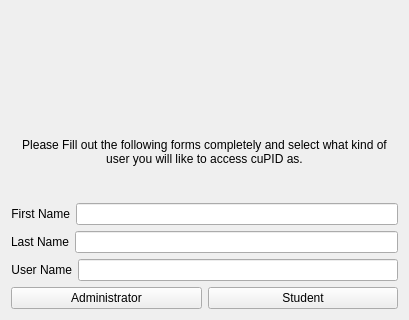
The window that UserAuthentication/signupform.ui (zcharli/carleton-student-project-partner-finder) describes before a commit, drawn with Qt 5.
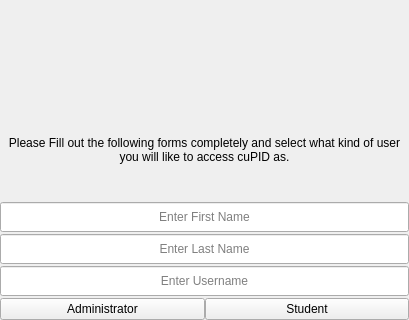
The same window after the commit. Icons and pictures are not drawn.

The edit to the form file:
```diff
--- a/UserAuthentication/signupform.ui
+++ b/UserAuthentication/signupform.ui
@@ -14,11 +14,32 @@
    <string>Signup</string>
   </property>
   <layout class="QGridLayout" name="gridLayout">
+   <property name="leftMargin">
+    <number>0</number>
+   </property>
+   <property name="topMargin">
+    <number>0</number>
+   </property>
+   <property name="rightMargin">
+    <number>0</number>
+   </property>
+   <property name="bottomMargin">
+    <number>0</number>
+   </property>
+   <property name="spacing">
+    <number>0</number>
+   </property>
    <item row="0" column="0">
     <layout class="QVBoxLayout" name="verticalLayout">
+     <property name="spacing">
+      <number>2</number>
+     </property>
      <property name="sizeConstraint">
       <enum>QLayout::SetFixedSize</enum>
      </property>
+     <property name="bottomMargin">
+      <number>0</number>
+     </property>
      <item>
       <widget class="QLabel" name="lblheader">
        <property name="font">
@@ -65,112 +86,58 @@
       </widget>
      </item>
      <item>
-      <layout class="QHBoxLayout" name="horizontalLayout_2">
-       <item>
-        <widget class="QLabel" name="label">
-         <property name="sizePolicy">
-          <sizepolicy hsizetype="Maximum" vsizetype="Preferred">
-           <horstretch>0</horstretch>
-           <verstretch>0</verstretch>
-          </sizepolicy>
-         </property>
+      <widget class="QLineEdit" name="txtFirstName">
          <property name="minimumSize">
           <size>
            <width>0</width>
-           <height>0</height>
-          </size>
-         </property>
-         <property name="maximumSize">
-          <size>
-           <width>80</width>
-           <height>16777215</height>
-          </size>
-         </property>
-         <property name="text">
-          <string>First Name</string>
-         </property>
+         <height>30</height>
+        </size>
+       </property>
          <property name="alignment">
-          <set>Qt::AlignRight|Qt::AlignTrailing|Qt::AlignVCenter</set>
-         </property>
+        <set>Qt::AlignCenter</set>
+       </property>
+       <property name="placeholderText">
+        <string>Enter First Name</string>
+       </property>
         </widget>
        </item>
        <item>
-        <widget class="QLineEdit" name="txtFirstName"/>
-       </item>
-      </layout>
-     </item>
-     <item>
-      <layout class="QHBoxLayout" name="horizontalLayout_3">
-       <item>
-        <widget class="QLabel" name="label_2">
-         <property name="sizePolicy">
-          <sizepolicy hsizetype="Maximum" vsizetype="Preferred">
-           <horstretch>0</horstretch>
-           <verstretch>0</verstretch>
-          </sizepolicy>
-         </property>
+      <widget class="QLineEdit" name="txtLastName">
          <property name="minimumSize">
           <size>
            <width>0</width>
-           <height>0</height>
-          </size>
-         </property>
-         <property name="maximumSize">
-          <size>
-           <width>80</width>
-           <height>16777215</height>
-          </size>
-         </property>
-         <property name="text">
-          <string>Last Name</string>
-         </property>
+         <height>30</height>
+        </size>
+       </property>
          <property name="alignment">
-          <set>Qt::AlignRight|Qt::AlignTrailing|Qt::AlignVCenter</set>
-         </property>
+        <set>Qt::AlignCenter</set>
+       </property>
+       <property name="placeholderText">
+        <string>Enter Last Name</string>
+       </property>
         </widget>
        </item>
        <item>
-        <widget class="QLineEdit" name="txtLastName"/>
-       </item>
-      </layout>
-     </item>
-     <item>
-      <layout class="QHBoxLayout" name="horizontalLayout_5">
-       <item>
-        <widget class="QLabel" name="label_3">
-         <property name="sizePolicy">
-          <sizepolicy hsizetype="Maximum" vsizetype="Preferred">
-           <horstretch>0</horstretch>
-           <verstretch>0</verstretch>
-          </sizepolicy>
-         </property>
+      <widget class="QLineEdit" name="txtUsername">
          <property name="minimumSize">
           <size>
            <width>0</width>
-           <height>0</height>
-          </size>
-         </property>
-         <property name="maximumSize">
-          <size>
-           <width>80</width>
-           <height>16777215</height>
-          </size>
-         </property>
-         <property name="text">
-          <string>User Name</string>
-         </property>
+         <height>30</height>
+        </size>
+       </property>
          <property name="alignment">
-          <set>Qt::AlignRight|Qt::AlignTrailing|Qt::AlignVCenter</set>
-         </property>
-        </widget>
-       </item>
-       <item>
-        <widget class="QLineEdit" name="txtUsername"/>
-       </item>
-      </layout>
+        <set>Qt::AlignCenter</set>
+       </property>
+       <property name="placeholderText">
+        <string>Enter Username</string>
+       </property>
+      </widget>
      </item>
      <item>
       <layout class="QHBoxLayout" name="horizontalLayout">
+       <property name="spacing">
+        <number>0</number>
+       </property>
        <item>
         <widget class="QPushButton" name="btnAdministrator">
          <property name="text">
```
Left out of the diff: 7 changed lines with no effect on the pictures. Lines whose indentation alone changed are shown as unchanged.
